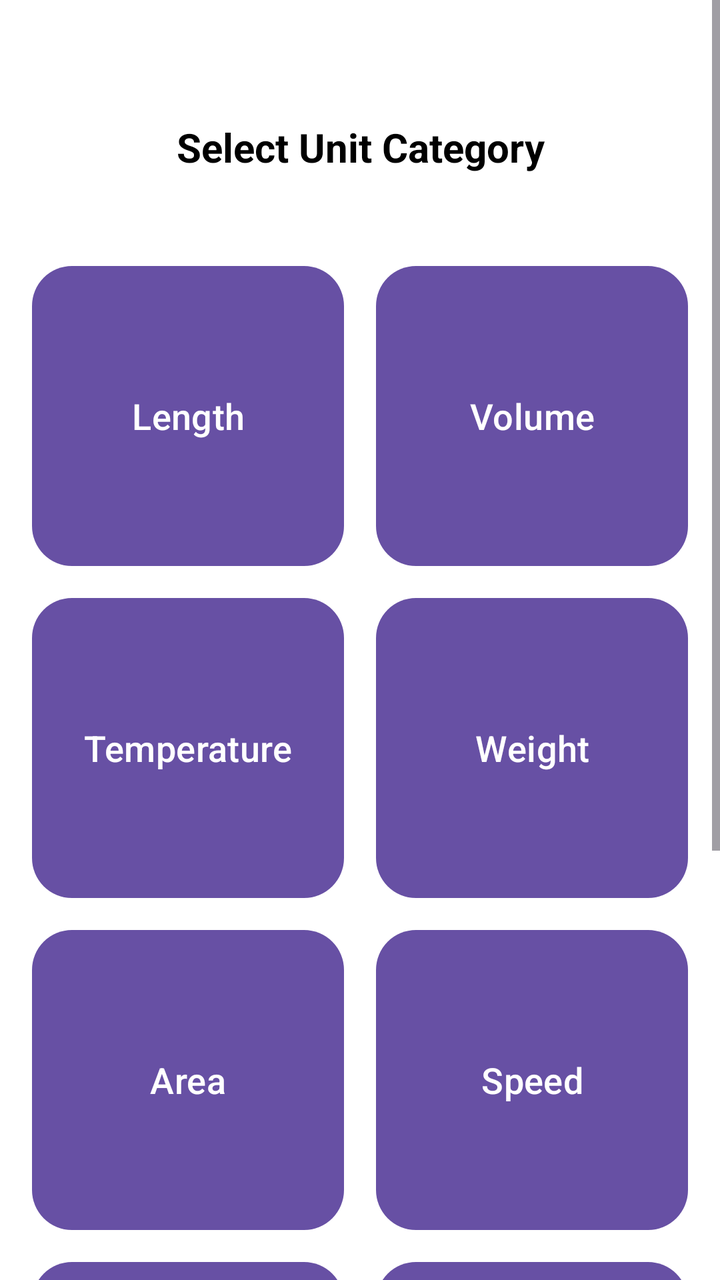
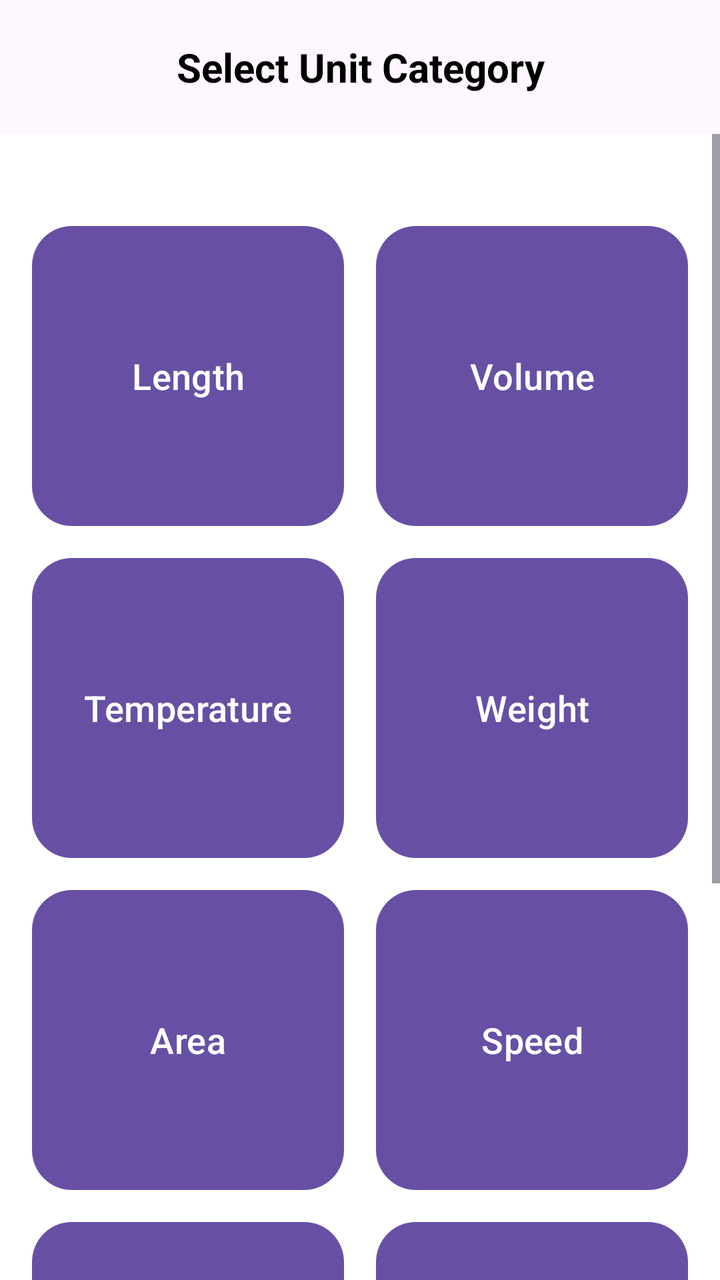

An Android layout rendered at two revisions. The XML below is the earlier revision; the diff shows what the commit changed to produce the second picture.
<!-- AndroidManifest.xml: application theme Theme.UnitConverter -->
<!-- res/layout/activity_main.xml -->
<?xml version="1.0" encoding="utf-8"?>
<ScrollView xmlns:android="http://schemas.android.com/apk/res/android"
    xmlns:app="http://schemas.android.com/apk/res-auto"
    xmlns:tools="http://schemas.android.com/tools"
    android:id="@+id/main"
    android:layout_width="match_parent"
    android:layout_height="match_parent"
    tools:context=".MainActivity">

    <LinearLayout
        android:layout_width="match_parent"
        android:layout_height="wrap_content"
        android:orientation="vertical"
        android:background="#FFFFFF">
        <TextView
            android:layout_width="match_parent"
            android:layout_height="wrap_content"
            android:id="@+id/Select"
            android:text="Select Unit Category"
            android:textStyle="bold"
            android:textColor="#000000"
            android:gravity="center"
            android:layout_marginTop="60dp"

            android:textSize="20sp"/>
        <GridLayout
            android:layout_width="match_parent"
            android:layout_height="wrap_content"
            android:columnCount="2"
            android:rowCount="5"
            android:alignmentMode="alignMargins"
            android:columnOrderPreserved="false"
            android:padding="8dp"
            android:layout_marginTop="30dp">
            <Button
                android:layout_width="0dp"
                android:layout_height="150dp"
                android:id="@+id/length"
                android:text="Length"
                android:background="@drawable/button"
                android:layout_columnWeight="1"
                android:layout_rowWeight="1"
                android:layout_margin="8dp"
                android:textSize="18sp"/>
            <Button
                android:layout_width="0dp"
                android:layout_height="150dp"
                android:id="@+id/volume"
                android:text="Volume"
                android:background="@drawable/button"
                android:layout_margin="8dp"
                android:layout_columnWeight="1"
                android:layout_rowWeight="1"
                android:textSize="18sp"/>
            <Button
                android:layout_width="0dp"
                android:layout_height="150dp"
                android:id="@+id/temp"
                android:text="Temperature"
                android:background="@drawable/button"
                android:layout_margin="8dp"
                android:layout_columnWeight="1"
                android:layout_rowWeight="1"
                android:textSize="18sp"/>
            <Button
                android:layout_width="0dp"
                android:layout_height="150dp"
                android:id="@+id/weight"
                android:text="Weight"
                android:background="@drawable/button"
                android:layout_margin="8dp"
                android:layout_columnWeight="1"
                android:layout_rowWeight="1"
                android:textSize="18sp"/>
            <Button
                android:layout_width="0dp"
                android:layout_height="150dp"
                android:id="@+id/area"
                android:text="Area"
                android:background="@drawable/button"
                android:layout_margin="8dp"
                android:layout_columnWeight="1"
                android:layout_rowWeight="1"
                android:textSize="18sp"/>
            <Button
                android:layout_width="0dp"
                android:layout_height="150dp"
                android:id="@+id/speed"
                android:text="Speed"
                android:background="@drawable/button"
                android:layout_margin="8dp"
                android:layout_columnWeight="1"
                android:layout_rowWeight="1"
                android:textSize="18sp"/>
            <Button
                android:layout_width="0dp"
                android:layout_height="150dp"
                android:id="@+id/time"
                android:text="Time"
                android:background="@drawable/button"
                android:layout_margin="8dp"
                android:layout_columnWeight="1"
                android:layout_rowWeight="1"
                android:textSize="18sp"/>
            <Button
                android:layout_width="0dp"
                android:layout_height="150dp"
                android:id="@+id/pressure"
                android:text="Pressure"
                android:background="@drawable/button"
                android:layout_margin="8dp"
                android:layout_columnWeight="1"
                android:layout_rowWeight="1"
                android:textSize="18sp"/>
            <Button
                android:layout_width="0dp"
                android:layout_height="150dp"
                android:id="@+id/energy"
                android:text="Energy"
                android:background="@drawable/button"
                android:layout_margin="8dp"
                android:layout_columnWeight="1"
                android:layout_rowWeight="1"
                android:textSize="18sp"/>
            <Button
                android:layout_width="0dp"
                android:layout_height="150dp"
                android:id="@+id/data"
                android:text="Data Storage"
                android:background="@drawable/button"
                android:layout_margin="8dp"
                android:layout_columnWeight="1"
                android:layout_rowWeight="1"
                android:textSize="18sp"/>


        </GridLayout>


    </LinearLayout>

</ScrollView>
<!-- resources referenced by this layout -->
<resources>
  <!-- drawable button (drawable) -->
  <?xml version="1.0" encoding="utf-8"?>
  <selector xmlns:android="http://schemas.android.com/apk/res/android">
  <item>
  <shape
      android:shape="rectangle">
      <solid android:color="#FFFFFF"/>
      <corners android:radius="20dp"/>
  </shape>
  </item>
  </selector>
  <style name="Theme.UnitConverter" parent="Base.Theme.UnitConverter" />
  <style name="Base.Theme.UnitConverter" parent="Theme.Material3.DayNight.NoActionBar">
          
          
      </style>
</resources>

<!-- the commit's change to res/layout/activity_main.xml (unified diff, before → after) -->
@@ -1,142 +1,156 @@
 <?xml version="1.0" encoding="utf-8"?>
-<ScrollView xmlns:android="http://schemas.android.com/apk/res/android"
+<RelativeLayout xmlns:android="http://schemas.android.com/apk/res/android"
     xmlns:app="http://schemas.android.com/apk/res-auto"
     xmlns:tools="http://schemas.android.com/tools"
     android:id="@+id/main"
     android:layout_width="match_parent"
     android:layout_height="match_parent"
+    android:layout_marginTop="60dp"
     tools:context=".MainActivity">
-
+    <TextView
+        android:layout_width="match_parent"
+        android:layout_height="wrap_content"
+        android:id="@+id/Select"
+        android:text="Select Unit Category"
+        android:textStyle="bold"
+        android:textColor="#000000"
+        android:gravity="center"
+        android:padding="20dp"
+        android:textSize="20sp"/>
+    <ScrollView
+        android:layout_width="match_parent"
+        android:layout_height="match_parent"
+        android:layout_below="@+id/Select">
     <LinearLayout
         android:layout_width="match_parent"
         android:layout_height="wrap_content"
         android:orientation="vertical"
         android:background="#FFFFFF">
-        <TextView
-            android:layout_width="match_parent"
-            android:layout_height="wrap_content"
-            android:id="@+id/Select"
-            android:text="Select Unit Category"
-            android:textStyle="bold"
-            android:textColor="#000000"
-            android:gravity="center"
-            android:layout_marginTop="60dp"
 
-            android:textSize="20sp"/>
         <GridLayout
             android:layout_width="match_parent"
             android:layout_height="wrap_content"
+            android:layout_marginTop="30dp"
+            android:alignmentMode="alignMargins"
             android:columnCount="2"
-            android:rowCount="5"
-            android:alignmentMode="alignMargins"
             android:columnOrderPreserved="false"
             android:padding="8dp"
-            android:layout_marginTop="30dp">
+            android:rowCount="5">
+
             <Button
+                android:id="@+id/length"
                 android:layout_width="0dp"
                 android:layout_height="150dp"
-                android:id="@+id/length"
+                android:layout_rowWeight="1"
+                android:layout_columnWeight="1"
+                android:layout_margin="8dp"
+                android:background="@drawable/button"
                 android:text="Length"
-                android:background="@drawable/button"
-                android:layout_columnWeight="1"
-                android:layout_rowWeight="1"
-                android:layout_margin="8dp"
-                android:textSize="18sp"/>
+                android:textSize="18sp" />
+
             <Button
+                android:id="@+id/volume"
                 android:layout_width="0dp"
                 android:layout_height="150dp"
-                android:id="@+id/volume"
+                android:layout_rowWeight="1"
+                android:layout_columnWeight="1"
+                android:layout_margin="8dp"
+                android:background="@drawable/button"
                 android:text="Volume"
-                android:background="@drawable/button"
-                android:layout_margin="8dp"
-                android:layout_columnWeight="1"
-                android:layout_rowWeight="1"
-                android:textSize="18sp"/>
+                android:textSize="18sp" />
+
             <Button
+                android:id="@+id/temp"
                 android:layout_width="0dp"
                 android:layout_height="150dp"
-                android:id="@+id/temp"
+                android:layout_rowWeight="1"
+                android:layout_columnWeight="1"
+                android:layout_margin="8dp"
+                android:background="@drawable/button"
                 android:text="Temperature"
-                android:background="@drawable/button"
-                android:layout_margin="8dp"
-                android:layout_columnWeight="1"
-                android:layout_rowWeight="1"
-                android:textSize="18sp"/>
+                android:textSize="18sp" />
+
             <Button
+                android:id="@+id/weight"
                 android:layout_width="0dp"
                 android:layout_height="150dp"
-                android:id="@+id/weight"
+                android:layout_rowWeight="1"
+                android:layout_columnWeight="1"
+                android:layout_margin="8dp"
+                android:background="@drawable/button"
                 android:text="Weight"
-                android:background="@drawable/button"
-                android:layout_margin="8dp"
-                android:layout_columnWeight="1"
-                android:layout_rowWeight="1"
-                android:textSize="18sp"/>
+                android:textSize="18sp" />
+
             <Button
+                android:id="@+id/area"
                 android:layout_width="0dp"
                 android:layout_height="150dp"
-                android:id="@+id/area"
+                android:layout_rowWeight="1"
+                android:layout_columnWeight="1"
+                android:layout_margin="8dp"
+                android:background="@drawable/button"
                 android:text="Area"
-                android:background="@drawable/button"
-                android:layout_margin="8dp"
-                android:layout_columnWeight="1"
-                android:layout_rowWeight="1"
-                android:textSize="18sp"/>
+                android:textSize="18sp" />
+
             <Button
+                android:id="@+id/speed"
                 android:layout_width="0dp"
                 android:layout_height="150dp"
-                android:id="@+id/speed"
+                android:layout_rowWeight="1"
+                android:layout_columnWeight="1"
+                android:layout_margin="8dp"
+                android:background="@drawable/button"
                 android:text="Speed"
-                android:background="@drawable/button"
-                android:layout_margin="8dp"
-                android:layout_columnWeight="1"
-                android:layout_rowWeight="1"
-                android:textSize="18sp"/>
+                android:textSize="18sp" />
+
             <Button
+                android:id="@+id/time"
                 android:layout_width="0dp"
                 android:layout_height="150dp"
-                android:id="@+id/time"
+                android:layout_rowWeight="1"
+                android:layout_columnWeight="1"
+                android:layout_margin="8dp"
+                android:background="@drawable/button"
                 android:text="Time"
-                android:background="@drawable/button"
-                android:layout_margin="8dp"
-                android:layout_columnWeight="1"
-                android:layout_rowWeight="1"
-                android:textSize="18sp"/>
+                android:textSize="18sp" />
+
             <Button
+                android:id="@+id/pressure"
                 android:layout_width="0dp"
                 android:layout_height="150dp"
-                android:id="@+id/pressure"
+                android:layout_rowWeight="1"
+                android:layout_columnWeight="1"
+                android:layout_margin="8dp"
+                android:background="@drawable/button"
                 android:text="Pressure"
-                android:background="@drawable/button"
-                android:layout_margin="8dp"
-                android:layout_columnWeight="1"
-                android:layout_rowWeight="1"
-                android:textSize="18sp"/>
+                android:textSize="18sp" />
+
             <Button
+                android:id="@+id/energy"
                 android:layout_width="0dp"
                 android:layout_height="150dp"
-                android:id="@+id/energy"
+                android:layout_rowWeight="1"
+                android:layout_columnWeight="1"
+                android:layout_margin="8dp"
+                android:background="@drawable/button"
                 android:text="Energy"
-                android:background="@drawable/button"
-                android:layout_margin="8dp"
-                android:layout_columnWeight="1"
-                android:layout_rowWeight="1"
-                android:textSize="18sp"/>
+                android:textSize="18sp" />
+
             <Button
+                android:id="@+id/data"
                 android:layout_width="0dp"
                 android:layout_height="150dp"
-                android:id="@+id/data"
+                android:layout_rowWeight="1"
+                android:layout_columnWeight="1"
+                android:layout_margin="8dp"
+                android:background="@drawable/button"
                 android:text="Data Storage"
-                android:background="@drawable/button"
-                android:layout_margin="8dp"
-                android:layout_columnWeight="1"
-                android:layout_rowWeight="1"
-                android:textSize="18sp"/>
+                android:textSize="18sp" />
 
 
         </GridLayout>
 
 
     </LinearLayout>
-
-</ScrollView>
+    </ScrollView>
+</RelativeLayout>
